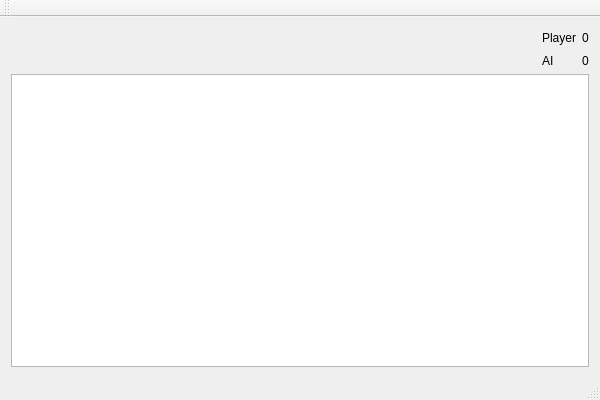
Old version of the form Pong/mainwindow.ui in the repository furkanyildiz/Data_Glass_Project_Bil396.
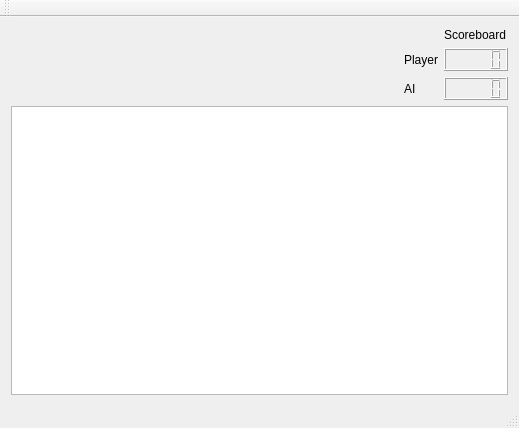
New version of the form.

Commit message: macin durumu, scoreboard ve gol uyarisi eklendi

What changed in the file:
```diff
--- a/Pong/mainwindow.ui
+++ b/Pong/mainwindow.ui
@@ -6,8 +6,8 @@
    <rect>
     <x>0</x>
     <y>0</y>
-    <width>600</width>
-    <height>400</height>
+    <width>519</width>
+    <height>428</height>
    </rect>
   </property>
   <property name="windowTitle">
@@ -15,49 +15,41 @@
   </property>
   <widget class="QWidget" name="centralWidget">
    <layout class="QGridLayout" name="gridLayout">
-    <item row="0" column="1">
-     <spacer name="horizontalSpacer">
-      <property name="orientation">
-       <enum>Qt::Horizontal</enum>
-      </property>
-      <property name="sizeHint" stdset="0">
-       <size>
-        <width>452</width>
-        <height>20</height>
-       </size>
-      </property>
-     </spacer>
-    </item>
-    <item row="2" column="0" colspan="4">
+    <item row="3" column="0" colspan="4">
      <widget class="QGraphicsView" name="boardView"/>
     </item>
-    <item row="0" column="2">
-     <widget class="QLabel" name="label_2">
-      <property name="text">
-       <string>Player</string>
-      </property>
-     </widget>
-    </item>
-    <item row="0" column="3">
-     <widget class="QLabel" name="label_3">
-      <property name="text">
-       <string>0</string>
-      </property>
-     </widget>
-    </item>
     <item row="1" column="2">
-     <widget class="QLabel" name="label">
+     <widget class="QLabel" name="player">
+      <property name="text">
+       <string>Player</string>
+      </property>
+     </widget>
+    </item>
+    <item row="2" column="2">
+     <widget class="QLabel" name="ai">
       <property name="text">
        <string>AI</string>
       </property>
      </widget>
     </item>
+    <item row="2" column="3">
+     <widget class="QLCDNumber" name="aiScore"/>
+    </item>
+    <item row="2" column="1">
+     <widget class="QLabel" name="status">
+      <property name="sizePolicy">
+       <sizepolicy hsizetype="Preferred" vsizetype="Preferred">
+        <horstretch>50</horstretch>
+        <verstretch>0</verstretch>
+       </sizepolicy>
+      </property>
+      <property name="text">
+       <string/>
+      </property>
+     </widget>
+    </item>
     <item row="1" column="3">
-     <widget class="QLabel" name="label_4">
-      <property name="text">
-       <string>0</string>
-      </property>
-     </widget>
+     <widget class="QLCDNumber" name="playerScore"/>
     </item>
     <item row="1" column="1">
      <widget class="QLabel" name="label_5">
@@ -66,6 +58,13 @@
       </property>
      </widget>
     </item>
+    <item row="0" column="3">
+     <widget class="QLabel" name="scoreboard">
+      <property name="text">
+       <string>Scoreboard</string>
+      </property>
+     </widget>
+    </item>
    </layout>
   </widget>
   <widget class="QMenuBar" name="menuBar">
```
Left out of the diff: 4 changed lines with no effect on the pictures. The commit also changes 4 other files.
